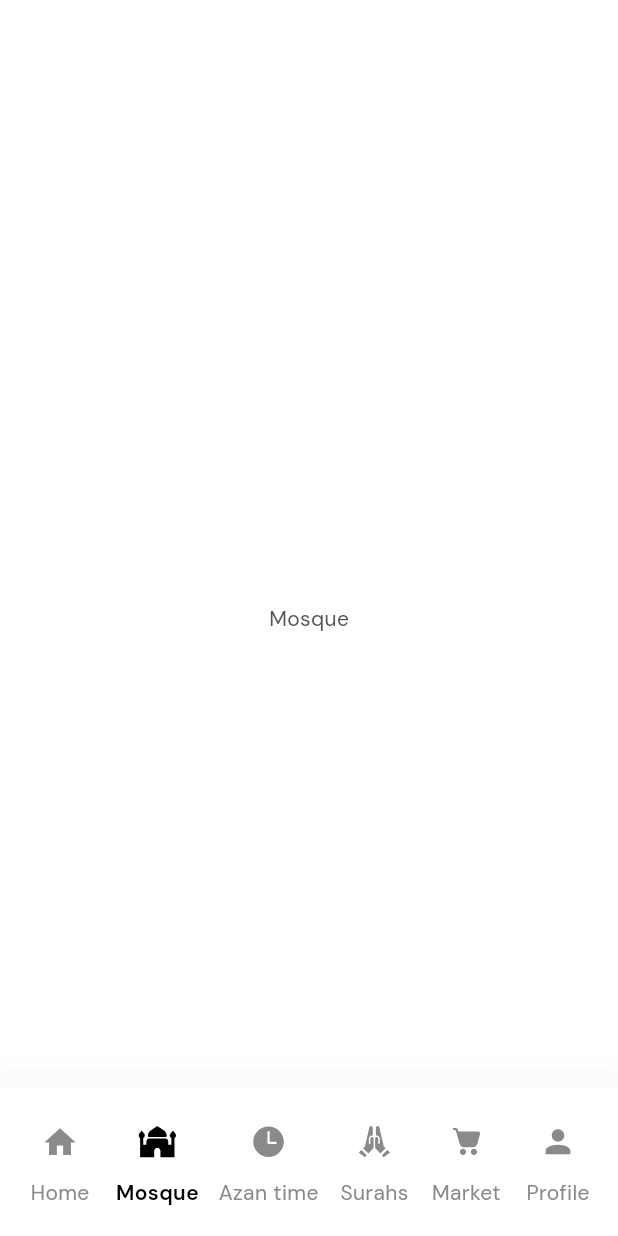
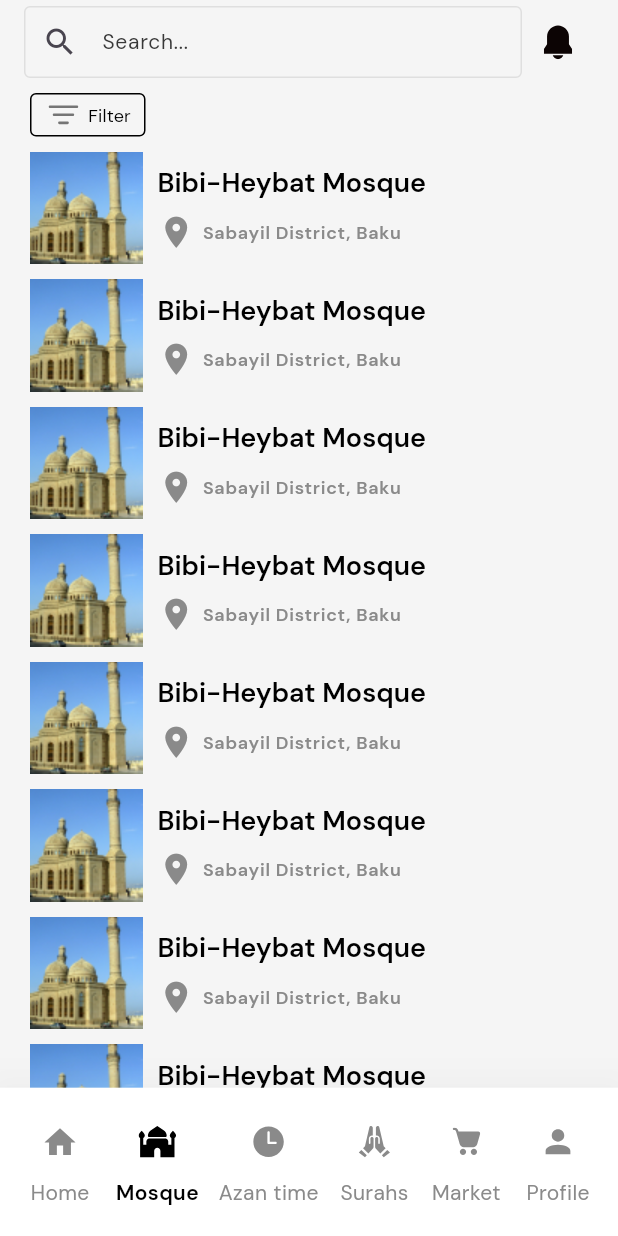
Before and after one commit to developedbyamin/jumma, a Flutter app: the screen it shows after launch, swiped to page 2, on a phone screen of 412 x 824 dp. Run offline on Flutter 3.47's test engine with Material 3 defaults, Android fonts, the phone set to English and light mode, and no system bars; our stand-ins replace dartz, flutter_bloc, flutter_svg, get_it.

Commit message:
- add mosque page - add filter page

```diff
--- a/lib/src/core/assets/assets/app_images.dart
+++ b/lib/src/core/assets/assets/app_images.dart
@@ -2,4 +2,6 @@ class AppImages{
   static const String basePath = 'assets/images/';
 
   static const String banner = '${basePath}banner.png';
+  static const String mosque = '${basePath}mosque.png';
+
 }
--- a/lib/src/core/assets/assets/app_vectors.dart
+++ b/lib/src/core/assets/assets/app_vectors.dart
@@ -15,6 +15,9 @@ class AppVectors{
   static const String profile = '${basePath}profile$format';
   static const String market = '${basePath}market$format';
   static const String notification = '${basePath}notification$format';
+  static const String filter = '${basePath}filter$format';
+  static const String search = '${basePath}search$format';
+
 
 
 }
--- a/lib/src/core/config/theme/appTheme/text_theme.dart
+++ b/lib/src/core/config/theme/appTheme/text_theme.dart
@@ -1,4 +1,5 @@
 import 'package:flutter/material.dart';
+import 'package:jumma/src/core/config/theme/app_colors.dart';
 
 class JummaTextTheme {
 
@@ -17,5 +18,7 @@ class JummaTextTheme {
 
     labelLarge: const TextStyle().copyWith(fontSize: 12.0, fontWeight: FontWeight.normal, color: Colors.black),
     labelMedium: const TextStyle().copyWith(fontSize: 12.0, fontWeight: FontWeight.normal, color: Colors.black.withOpacity(0.5)),
+    labelSmall: const TextStyle().copyWith(fontSize: 12.0, fontWeight: FontWeight.w700, color: AppColors.grey, fontFamily: 'DMSans'),
+
   );
 }
--- a/lib/src/core/config/theme/app_colors.dart
+++ b/lib/src/core/config/theme/app_colors.dart
@@ -7,6 +7,7 @@ class AppColors{
   static const darkBackground = Color(0xFF0D0C0C);
   static const greyLight = Color(0xFFBEBEBE);
   static const greyDark = Color(0xFF616161);
+  static const grey = Color(0xFF8a8a8a);
   static const bottomNavigationBarColorDark = Color(0xFF737373);
   static const bottomNavigationBarColorLight = Color(0xFFFFFFFF);
 
--- a/lib/src/features/mosque/presentation/pages/mosque.dart
+++ b/lib/src/features/mosque/presentation/pages/mosque.dart
@@ -1,12 +1,67 @@
 import 'package:flutter/material.dart';
+import 'package:flutter_svg/svg.dart';
+import '../../../../core/assets/assets/app_images.dart';
+import '../../../../core/assets/assets/app_vectors.dart';
+import 'filter_page.dart';
+import 'widgets/filter_button.dart';
+import 'widgets/mosque_card.dart';
 
 class Mosque extends StatelessWidget {
   const Mosque({super.key});
 
   @override
   Widget build(BuildContext context) {
-    return const Center(
-      child: Text('Mosque'),
+    final TextEditingController searchController = TextEditingController();
+    return Scaffold(
+      appBar: AppBar(
+        title: Row(
+          children: [
+            Expanded(
+              child: TextFormField(
+                controller: searchController,
+                decoration: InputDecoration(
+                  prefixIcon: const Icon(Icons.search),
+                  hintText: "Search...",
+                  border: OutlineInputBorder(
+                    borderRadius: BorderRadius.circular(10),
+                  ),
+                ),
+              ),
+            ),
+            IconButton(
+              onPressed: () {},
+              icon: SvgPicture.asset(
+                AppVectors.notification,
+              ),
+            ),
+          ],
+        ),
+      ),
+      body: Padding(
+        padding: const EdgeInsets.symmetric(horizontal: 20, vertical: 6),
+        child: Column(
+          crossAxisAlignment: CrossAxisAlignment.start,
+          children: [
+            FilterButton(
+              onTap: ()=> Navigator.push(context, MaterialPageRoute(builder: (context)=> const FilterPage()))
+            ),
+            const SizedBox(height: 10,),
+            Expanded(
+              child: ListView.builder(
+                itemCount: 10,
+                itemBuilder:(context, index) {
+                  return  MosqueCard(
+                    image: AppImages.mosque,
+                    mosque: 'Bibi-Heybat Mosque',
+                    location: 'Sabayil District, Baku',
+                    onTap: () {  },
+                  );
+                },
+              ),
+            )
+          ],
+        ),
+      ),
     );
   }
 }
--- /dev/null
+++ b/lib/src/features/mosque/presentation/pages/widgets/filter_button.dart
@@ -0,0 +1,34 @@
+import 'package:flutter/material.dart';
+import 'package:flutter_svg/svg.dart';
+
+import '../../../../../core/assets/assets/app_vectors.dart';
+
+class FilterButton extends StatelessWidget {
+  const FilterButton({Key? key, required this.onTap}) : super(key: key);
+
+  final VoidCallback onTap;
+
+  @override
+  Widget build(BuildContext context) {
+    final textTheme = Theme.of(context).textTheme;
+    return GestureDetector(
+      onTap: onTap,
+      child: Container(
+        width: 77,
+        height: 29,
+        decoration: BoxDecoration(
+            borderRadius: BorderRadius.circular(4),
+            border: Border.all(color: Colors.black)),
+        child: Row(
+          crossAxisAlignment: CrossAxisAlignment.center,
+          mainAxisAlignment: MainAxisAlignment.center,
+          children: [
+            SvgPicture.asset(AppVectors.filter),
+            const SizedBox(width: 4),
+            Text('Filter', style: textTheme.labelLarge,),
+          ],
+        ),
+      ),
+    );
+  }
+}
--- /dev/null
+++ b/lib/src/features/mosque/presentation/pages/widgets/mosque_card.dart
@@ -0,0 +1,60 @@
+import 'package:flutter/material.dart';
+import '../../../../../core/config/theme/app_colors.dart';
+
+class MosqueCard extends StatelessWidget {
+  const MosqueCard(
+      {Key? key,
+      required this.image,
+      required this.mosque,
+      required this.location, required this.onTap})
+      : super(key: key);
+
+  final String image;
+  final String mosque;
+  final String location;
+  final VoidCallback onTap;
+
+  @override
+  Widget build(BuildContext context) {
+    final textTheme = Theme.of(context).textTheme;
+    return GestureDetector(
+      onTap: onTap,
+      child: Padding(
+        padding: const EdgeInsets.only(bottom: 10),
+        child: Row(children: [
+          Image.asset(
+            image,
+            width: 75,
+            height: 75,
+            fit: BoxFit.cover,
+          ),
+          const SizedBox(width: 10),
+          Column(
+            crossAxisAlignment: CrossAxisAlignment.start,
+            children: [
+              Text(
+                mosque,
+                style: textTheme.headlineMedium,
+              ),
+              const SizedBox(height: 9),
+              Row(
+                children: [
+                  const Icon(
+                    Icons.location_on,
+                    size: 25,
+                    color: AppColors.grey,
+                  ),
+                  const SizedBox(width: 5),
+                  Text(
+                    location,
+                    style: textTheme.labelSmall,
+                  ),
+                ],
+              ),
+            ],
+          )
+        ]),
+      ),
+    );
+  }
+}
```
Also changed, not shown: lib/src/features/mosque/presentation/pages/filter_page.dart (added, +123 -0 lines), assets/images/mosque.png (added), assets/vectors/filter.svg (added), assets/vectors/search.svg (added).
